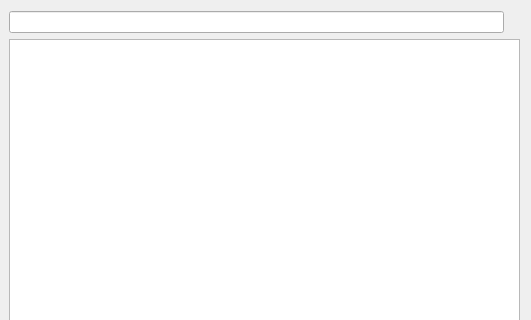
Before: the Qt Designer form data_loader/files/file_list.ui in medusabci/medusa-analyzer, drawn with Qt 5; both pictures show x 0 to 531 and y 0 to 320 of the 531 by 527 pixel window.
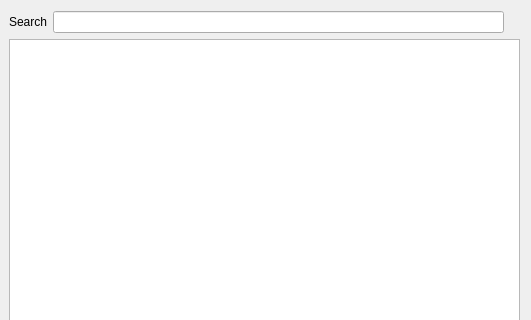
After: the same form once the commit is applied.

Patch:
```diff
--- a/data_loader/files/file_list.ui
+++ b/data_loader/files/file_list.ui
@@ -28,6 +28,13 @@
      <property name="rightMargin">
       <number>3</number>
      </property>
+     <item>
+      <widget class="QLabel" name="label">
+       <property name="text">
+        <string>Search</string>
+       </property>
+      </widget>
+     </item>
      <item>
       <widget class="QLineEdit" name="searchEdit"/>
      </item>
```
Left out of the diff: 13 changed lines with no effect on the pictures.
